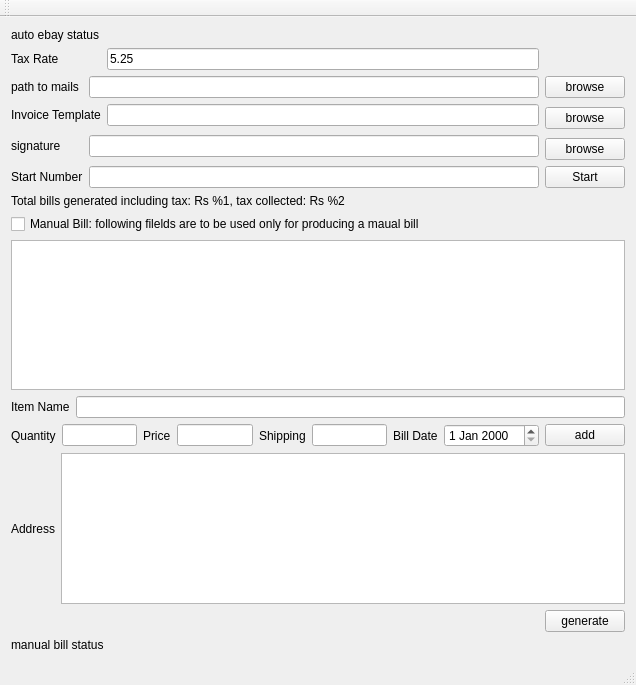
pritamghanghas/prepare_bills, file mainwindow.ui: the form before one commit.
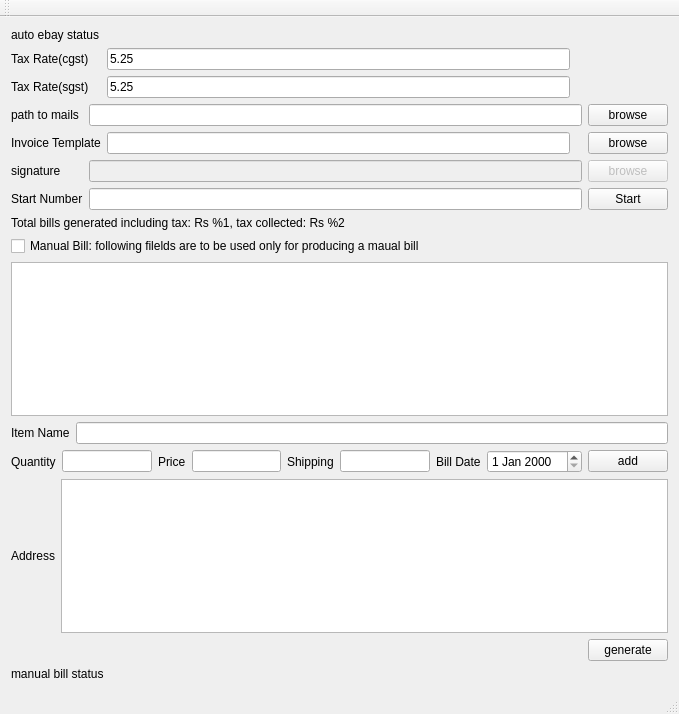
The form after the commit.

```diff
--- a/mainwindow.ui
+++ b/mainwindow.ui
@@ -6,8 +6,8 @@
    <rect>
     <x>0</x>
     <y>0</y>
-    <width>636</width>
-    <height>685</height>
+    <width>679</width>
+    <height>714</height>
    </rect>
   </property>
   <property name="windowTitle">
@@ -24,88 +24,109 @@
     </item>
     <item>
      <layout class="QGridLayout" name="gridLayout">
-      <item row="2" column="1">
+      <item row="5" column="0">
+       <widget class="QLabel" name="start_number_label">
+        <property name="text">
+         <string>Start Number</string>
+        </property>
+       </widget>
+      </item>
+      <item row="5" column="1" colspan="4">
+       <widget class="QLineEdit" name="start_number_edit"/>
+      </item>
+      <item row="1" column="0" colspan="2">
+       <widget class="QLabel" name="sgst_label">
+        <property name="text">
+         <string>Tax Rate(sgst)</string>
+        </property>
+       </widget>
+      </item>
+      <item row="0" column="0" colspan="2">
+       <widget class="QLabel" name="cgst_label">
+        <property name="text">
+         <string>Tax Rate(cgst)</string>
+        </property>
+       </widget>
+      </item>
+      <item row="5" column="5">
+       <widget class="QPushButton" name="start_button">
+        <property name="text">
+         <string>Start</string>
+        </property>
+       </widget>
+      </item>
+      <item row="3" column="0" colspan="2">
+       <widget class="QLabel" name="label">
+        <property name="text">
+         <string>Invoice Template</string>
+        </property>
+       </widget>
+      </item>
+      <item row="2" column="0">
        <widget class="QLabel" name="path_to_emails">
         <property name="text">
          <string>path to mails</string>
         </property>
        </widget>
       </item>
-      <item row="2" column="2" colspan="2">
+      <item row="4" column="1" colspan="4">
+       <widget class="QLineEdit" name="signature_path_edit">
+        <property name="enabled">
+         <bool>false</bool>
+        </property>
+       </widget>
+      </item>
+      <item row="4" column="5">
+       <widget class="QPushButton" name="signature_button">
+        <property name="enabled">
+         <bool>false</bool>
+        </property>
+        <property name="text">
+         <string>browse</string>
+        </property>
+       </widget>
+      </item>
+      <item row="2" column="1" colspan="4">
        <widget class="QLineEdit" name="email_path_edit"/>
       </item>
-      <item row="2" column="4">
+      <item row="2" column="5">
        <widget class="QPushButton" name="pushButton">
         <property name="text">
          <string>browse</string>
         </property>
        </widget>
       </item>
-      <item row="3" column="1" colspan="2">
-       <widget class="QLabel" name="label">
-        <property name="text">
-         <string>Invoice Template</string>
-        </property>
-       </widget>
-      </item>
-      <item row="3" column="3">
-       <widget class="QLineEdit" name="invoice_template_edit"/>
-      </item>
-      <item row="3" column="4" rowspan="2">
+      <item row="3" column="5">
        <widget class="QPushButton" name="invoice_button">
         <property name="text">
          <string>browse</string>
         </property>
        </widget>
       </item>
-      <item row="4" column="1" rowspan="2">
+      <item row="4" column="0">
        <widget class="QLabel" name="label_2">
         <property name="text">
          <string>signature</string>
         </property>
        </widget>
       </item>
-      <item row="4" column="2" rowspan="2" colspan="2">
-       <widget class="QLineEdit" name="signature_path_edit"/>
-      </item>
-      <item row="5" column="4">
-       <widget class="QPushButton" name="signature_button">
+      <item row="0" column="2">
+       <widget class="QLineEdit" name="cgst_field">
         <property name="text">
-         <string>browse</string>
+         <string>5.25</string>
         </property>
        </widget>
       </item>
-      <item row="6" column="1">
-       <widget class="QLabel" name="start_number_label">
+      <item row="1" column="2">
+       <widget class="QLineEdit" name="sgst_field">
         <property name="text">
-         <string>Start Number</string>
-        </property>
-       </widget>
-      </item>
-      <item row="6" column="2" colspan="2">
-       <widget class="QLineEdit" name="start_number_edit"/>
-      </item>
-      <item row="6" column="4">
-       <widget class="QPushButton" name="start_button">
-        <property name="text">
-         <string>Start</string>
-        </property>
-       </widget>
-      </item>
-      <item row="0" column="1">
-       <widget class="QLabel" name="label_8">
-        <property name="text">
-         <string>Tax Rate</string>
-        </property>
-       </widget>
-      </item>
-      <item row="0" column="3">
-       <widget class="QLineEdit" name="taxRateField">
-        <property name="text">
          <string>5.25</string>
         </property>
        </widget>
       </item>
+      <item row="3" column="2">
+       <widget class="QLineEdit" name="invoice_template_edit"/>
+      </item>
      </layout>
     </item>
     <item>
```
Left out of the diff: 6 changed lines with no effect on the pictures.
